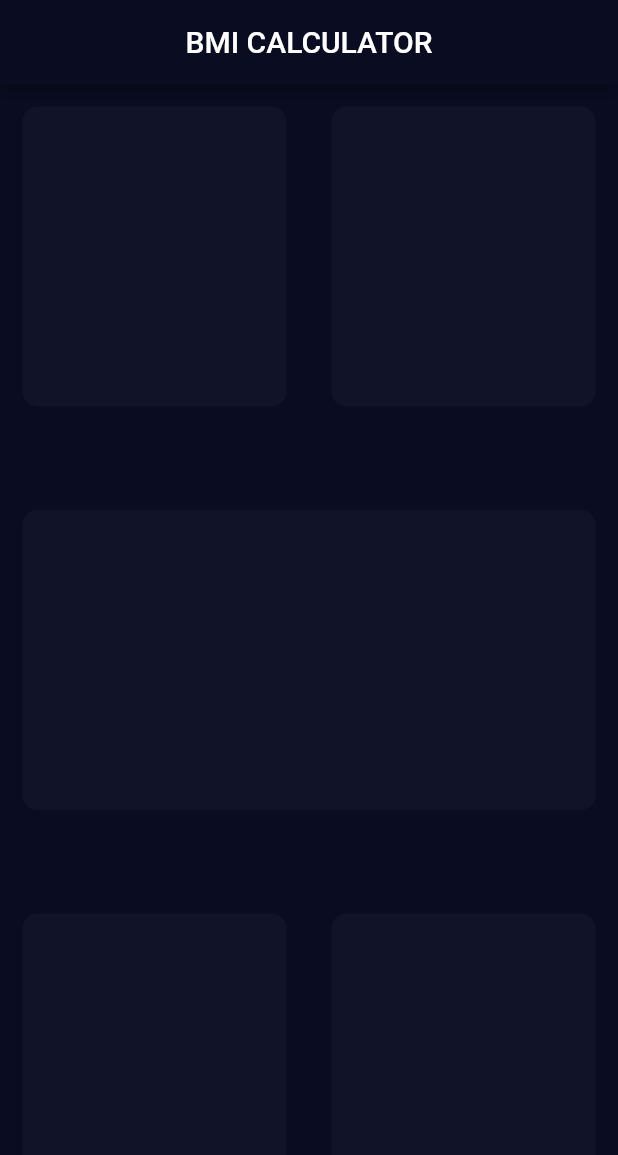
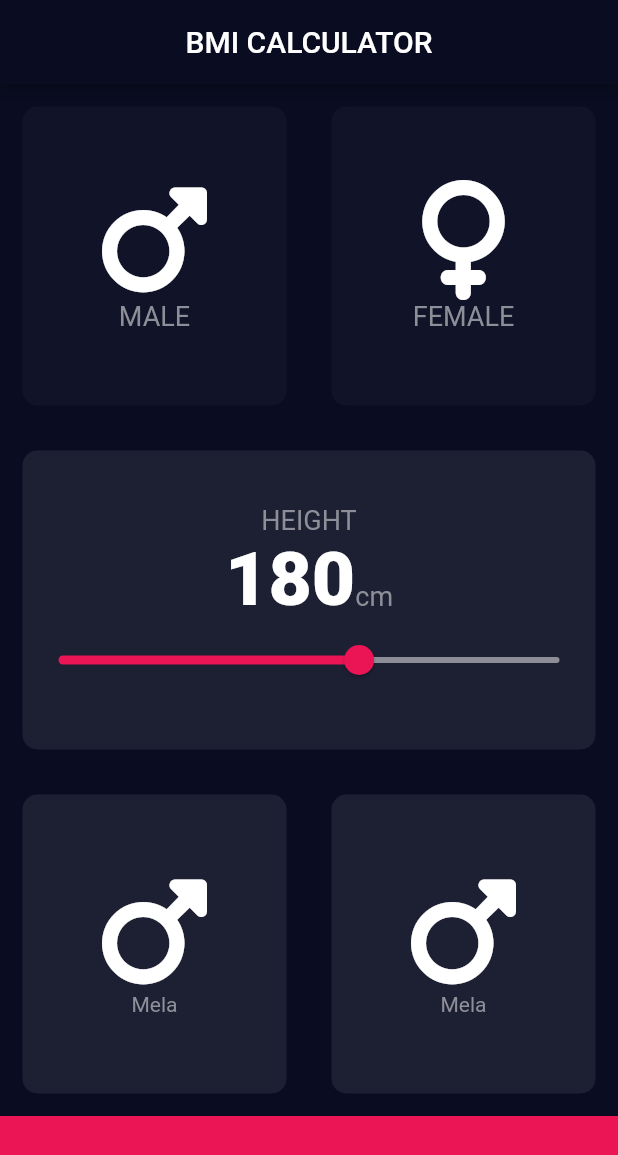
Before and after one commit to FatimaSalah212/BMI_Calculator_App, a Flutter app: the screen it shows after launch, on a phone screen of 412 x 824 dp. Shown: the top 1155 px of the screen. Run offline on Flutter 3.47's test engine with Material 2 defaults, Android fonts, the phone set to English and light mode, and no system bars; our stand-ins replace font_awesome_flutter; missing offline and left inert: dart:ffi.

Commit message:
Add Slider and Complete The Main Home Design

```diff
--- /dev/null
+++ b/lib/card_details.dart
@@ -0,0 +1,26 @@
+import 'package:bmi_calculator/contants.dart';
+import 'package:flutter/material.dart';
+
+class CardDetails extends StatelessWidget {
+  const CardDetails({super.key, required this.icon, required this.data});
+
+  final IconData icon;
+  final String data;
+
+  @override
+  Widget build(BuildContext context) {
+    return Column(
+      mainAxisAlignment: MainAxisAlignment.center,
+      children: [
+        Icon(
+          icon,
+          size: 80.0,
+        ),
+        Text(
+          data,
+          style: kLabelText,
+        )
+      ],
+    );
+  }
+}
--- /dev/null
+++ b/lib/contants.dart
@@ -0,0 +1,15 @@
+import 'package:flutter/material.dart';
+
+const kButtonContainarHeight = 80.0;
+const Color kInactiveCardColor = Color(0xFF111428);
+const Color kActiveCardColor = Color(0xff1D1F33);
+const Color kButtonColor = Color(0xFFEB1555);
+const Color kActiveColorSlider = Color(0xFFEB1555);
+const Color kInactiveColorSlider = Color(0xFF8D8E98);
+
+const kLabelText = TextStyle(
+  color: Color(0xFF8D8E98),
+  fontSize: 18.0,
+);
+
+const kNumberTextStyle = TextStyle(fontSize: 50.0, fontWeight: FontWeight.w900);
--- a/lib/input_page.dart
+++ b/lib/input_page.dart
@@ -1,4 +1,14 @@
+import 'package:bmi_calculator/contants.dart';
 import 'package:flutter/material.dart';
+import 'package:font_awesome_flutter/font_awesome_flutter.dart';
+
+import 'card_details.dart';
+import 'my_container.dart';
+
+enum Gender {
+  male,
+  female,
+}
 
 class InputPage extends StatefulWidget {
   const InputPage({super.key});
@@ -8,58 +18,158 @@ class InputPage extends StatefulWidget {
 }
 
 class _InputPageState extends State<InputPage> {
+  Gender? selectedGender;
+  int height = 180;
+
   @override
   Widget build(BuildContext context) {
-    return Scaffold(
+    return SafeArea(
+      child: Scaffold(
         appBar: AppBar(
           title: const Text('BMI CALCULATOR'),
           centerTitle: true,
         ),
         body: Column(
+          mainAxisSize: MainAxisSize.min,
+          children: [
+            Expanded(
+              child: Row(
                 mainAxisSize: MainAxisSize.max,
-        mainAxisAlignment: MainAxisAlignment.spaceBetween,
                 children: [
-          Row(
-            mainAxisSize: MainAxisSize.max,
-            mainAxisAlignment: MainAxisAlignment.spaceBetween,
-            children: const [
-              MyContainer(),
-              MyContainer(),
+                  Expanded(
+                    child: MyContainer(
+                      onpress: () {
+                        setState(() {
+                          selectedGender = Gender.male;
+                        });
+                      },
+                      color: selectedGender == Gender.male
+                          ? kActiveCardColor
+                          : kInactiveCardColor,
+                      cardWidget: const CardDetails(
+                        icon: FontAwesomeIcons.mars,
+                        data: 'MALE',
+                      ),
+                    ),
+                  ),
+                  Expanded(
+                    child: MyContainer(
+                        onpress: () {
+                          setState(() {
+                            selectedGender = Gender.female;
+                          });
+                        },
+                        color: selectedGender == Gender.female
+                            ? kActiveCardColor
+                            : kInactiveCardColor,
+                        cardWidget: const CardDetails(
+                          data: 'FEMALE',
+                          icon: FontAwesomeIcons.venus,
+                        )),
+                  ),
                 ],
               ),
-          Row(
-            children: const [MyContainer()],
+            ),
+            Expanded(
+              child: Row(
+                children: [
+                  Expanded(
+                    child: MyContainer(
+                      onpress: () {},
+                      cardWidget: Column(
+                        mainAxisAlignment: MainAxisAlignment.center,
+                        children: [
+                          const Text(
+                            'HEIGHT',
+                            style: kLabelText,
                           ),
                           Row(
-            mainAxisSize: MainAxisSize.max,
-            mainAxisAlignment: MainAxisAlignment.spaceBetween,
-            children: const [
-              MyContainer(),
-              MyContainer(),
+                            mainAxisAlignment: MainAxisAlignment.center,
+                            crossAxisAlignment: CrossAxisAlignment.baseline,
+                            textBaseline: TextBaseline.alphabetic,
+                            children: [
+                              Text(
+                                height.toString(),
+                                style: kNumberTextStyle,
+                              ),
+                              const Text(
+                                'cm',
+                                style: kLabelText,
+                              )
                             ],
                           ),
+                          Slider(
+                              value: height.toDouble(),
+                              min: 120.0,
+                              max: 220.0,
+                              activeColor: kActiveColorSlider,
+                              inactiveColor: kInactiveColorSlider,
+                              onChanged: (double newValue) {
+                                setState(() {
+                                  height = newValue.round();
+                                });
+                              })
                         ],
+                      ),
+                      color: kActiveCardColor,
+                    ),
+                  )
+                ],
+              ),
+            ),
+            Expanded(
+              child: Row(
+                mainAxisSize: MainAxisSize.max,
+                children: [
+                  Expanded(
+                    child: MyContainer(
+                      onpress: () {},
+                      cardWidget: Column(
+                        mainAxisAlignment: MainAxisAlignment.center,
+                        children: const [
+                          Icon(
+                            FontAwesomeIcons.mars,
+                            size: 80.0,
+                          ),
+                          Text(
+                            'Mela',
+                            style: TextStyle(color: Color(0xff8E8F99)),
+                          )
+                        ],
+                      ),
+                      color: kActiveCardColor,
+                    ),
+                  ),
+                  Expanded(
+                    child: MyContainer(
+                      onpress: () {},
+                      cardWidget: Column(
+                        mainAxisAlignment: MainAxisAlignment.center,
+                        children: const [
+                          Icon(
+                            FontAwesomeIcons.mars,
+                            size: 80.0,
+                          ),
+                          Text(
+                            'Mela',
+                            style: TextStyle(color: Color(0xff8E8F99)),
+                          )
+                        ],
+                      ),
+                      color: kActiveCardColor,
+                    ),
+                  ),
+                ],
+              ),
+            ),
+            Container(
+              color: kButtonColor,
+              width: double.infinity,
+              height: kButtonContainarHeight,
+            )
+          ],
+        ),
       ),
     );
   }
 }
-
-class MyContainer extends StatelessWidget {
-  const MyContainer({
-    Key? key,
-  }) : super(key: key);
-
-  @override
-  Widget build(BuildContext context) {
-    return Expanded(
-      child: Container(
-        margin: const EdgeInsets.all(15.0),
-        width: 170.0,
-        height: 200.0,
-        decoration: BoxDecoration(
-            borderRadius: BorderRadius.circular(10.0),
-            color: const Color(0xFF111428)),
-      ),
-    );
-  }
-}
--- a/lib/main.dart
+++ b/lib/main.dart
@@ -15,7 +15,7 @@ class BMICalculator extends StatelessWidget {
         scaffoldBackgroundColor: const Color(0xFF0A0D22),
         appBarTheme: const AppBarTheme(color: Color(0xFF0A0D22)),
       ),
-      home: const InputPage(),
+      home: InputPage(),
     );
   }
 }
--- /dev/null
+++ b/lib/my_container.dart
@@ -0,0 +1,29 @@
+import 'dart:ffi';
+
+import 'package:flutter/material.dart';
+
+class MyContainer extends StatelessWidget {
+  const MyContainer(
+      {super.key,
+      required this.color,
+      required this.cardWidget,
+      required this.onpress});
+
+  final Color color;
+  final Widget cardWidget;
+  final VoidCallback onpress;
+  @override
+  Widget build(BuildContext context) {
+    return GestureDetector(
+      onTap: onpress,
+      child: Container(
+        margin: const EdgeInsets.all(15.0),
+        decoration: BoxDecoration(
+          borderRadius: BorderRadius.circular(10.0),
+          color: color,
+        ),
+        child: cardWidget,
+      ),
+    );
+  }
+}
```
Lines whose indentation alone changed are shown as unchanged.
